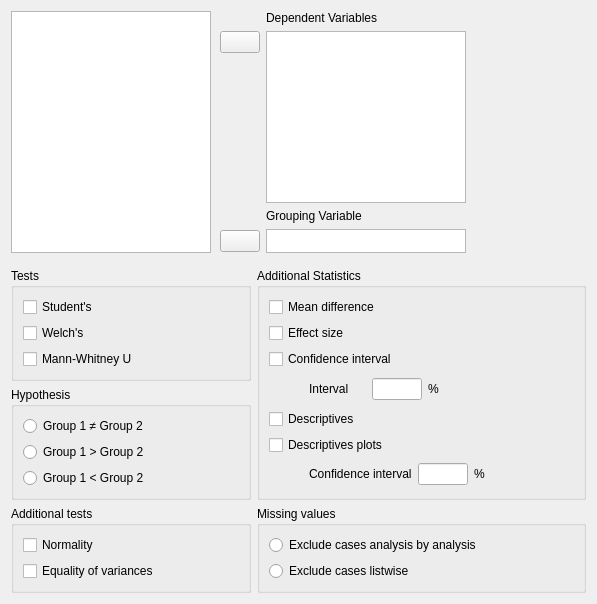
Before: the Qt Designer form JASP-Desktop/analysisforms/ttestindependentsamplesform.ui in jasp-stats/jasp-desktop, drawn with Qt 5.
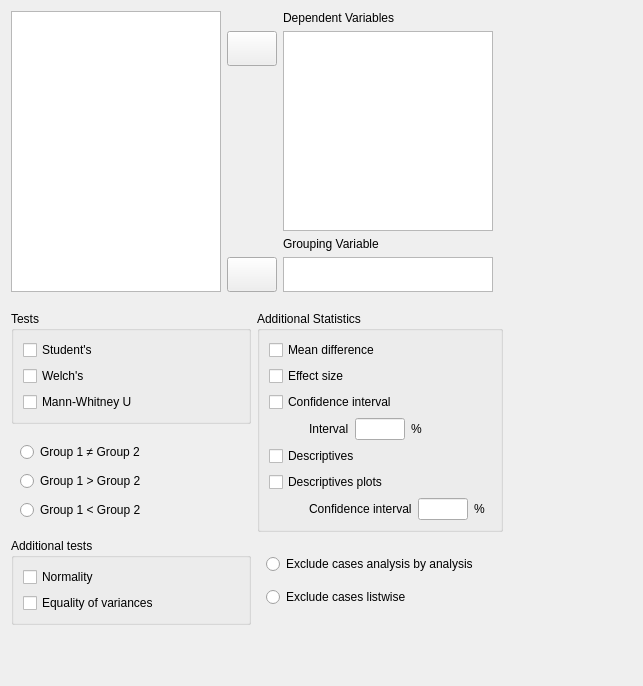
After: the same form once the commit is applied. Custom widgets are drawn as their Qt base class.

```diff
--- a/JASP-Desktop/analysisforms/ttestindependentsamplesform.ui
+++ b/JASP-Desktop/analysisforms/ttestindependentsamplesform.ui
@@ -6,29 +6,23 @@
    <rect>
     <x>0</x>
     <y>0</y>
-    <width>597</width>
-    <height>604</height>
+    <width>643</width>
+    <height>686</height>
    </rect>
   </property>
   <property name="windowTitle">
    <string>Form</string>
   </property>
-  <layout class="QGridLayout" name="gridLayout_11">
-   <item row="0" column="0" colspan="3">
-    <widget class="QWidget" name="widget" native="true">
+  <layout class="QVBoxLayout" name="verticalLayout">
+   <item>
+    <widget class="QWidget" name="horizontalWidget" native="true">
      <property name="sizePolicy">
-      <sizepolicy hsizetype="Fixed" vsizetype="Preferred">
+      <sizepolicy hsizetype="Fixed" vsizetype="Fixed">
        <horstretch>0</horstretch>
        <verstretch>0</verstretch>
       </sizepolicy>
      </property>
-     <property name="minimumSize">
-      <size>
-       <width>573</width>
-       <height>0</height>
-      </size>
-     </property>
-     <layout class="QGridLayout" name="gridLayout_10">
+     <layout class="QHBoxLayout" name="horizontalLayout">
       <property name="leftMargin">
        <number>0</number>
       </property>
@@ -38,15 +32,52 @@
       <property name="rightMargin">
        <number>0</number>
       </property>
-      <property name="horizontalSpacing">
+      <property name="bottomMargin">
        <number>0</number>
       </property>
-      <item row="0" column="1">
+      <item>
+       <widget class="AvailableFieldsListView" name="listAvailableFields">
+        <property name="sizePolicy">
+         <sizepolicy hsizetype="Fixed" vsizetype="Preferred">
+          <horstretch>0</horstretch>
+          <verstretch>0</verstretch>
+         </sizepolicy>
+        </property>
+        <property name="minimumSize">
+         <size>
+          <width>210</width>
+          <height>0</height>
+         </size>
+        </property>
+        <property name="maximumSize">
+         <size>
+          <width>210</width>
+          <height>16777215</height>
+         </size>
+        </property>
+        <property name="selectionMode">
+         <enum>QAbstractItemView::ExtendedSelection</enum>
+        </property>
+       </widget>
+      </item>
+      <item>
        <widget class="QWidget" name="widget_7" native="true">
+        <property name="sizePolicy">
+         <sizepolicy hsizetype="Preferred" vsizetype="Preferred">
+          <horstretch>0</horstretch>
+          <verstretch>0</verstretch>
+         </sizepolicy>
+        </property>
         <layout class="QGridLayout" name="gridLayout_8">
+         <property name="leftMargin">
+          <number>0</number>
+         </property>
          <property name="topMargin">
           <number>0</number>
          </property>
+         <property name="rightMargin">
+          <number>0</number>
+         </property>
          <property name="bottomMargin">
           <number>0</number>
          </property>
@@ -55,16 +86,22 @@
          </property>
          <item row="1" column="0">
           <widget class="AssignButton" name="buttonAssignVariables">
+           <property name="sizePolicy">
+            <sizepolicy hsizetype="Fixed" vsizetype="Fixed">
+             <horstretch>0</horstretch>
+             <verstretch>0</verstretch>
+            </sizepolicy>
+           </property>
            <property name="minimumSize">
             <size>
-             <width>0</width>
-             <height>0</height>
+             <width>50</width>
+             <height>35</height>
             </size>
            </property>
            <property name="maximumSize">
             <size>
              <width>50</width>
-             <height>16777215</height>
+             <height>35</height>
             </size>
            </property>
            <property name="text">
@@ -74,6 +111,12 @@
          </item>
          <item row="0" column="1">
           <widget class="QLabel" name="label_4">
+           <property name="sizePolicy">
+            <sizepolicy hsizetype="Fixed" vsizetype="Fixed">
+             <horstretch>0</horstretch>
+             <verstretch>0</verstretch>
+            </sizepolicy>
+           </property>
            <property name="text">
             <string>Dependent Variables</string>
            </property>
@@ -81,20 +124,38 @@
          </item>
          <item row="7" column="1">
           <widget class="BoundListView" name="groupingVariable">
+           <property name="sizePolicy">
+            <sizepolicy hsizetype="Fixed" vsizetype="Fixed">
+             <horstretch>0</horstretch>
+             <verstretch>0</verstretch>
+            </sizepolicy>
+           </property>
            <property name="maximumSize">
             <size>
-             <width>200</width>
-             <height>24</height>
+             <width>210</width>
+             <height>35</height>
             </size>
            </property>
           </widget>
          </item>
          <item row="7" column="0">
           <widget class="AssignButton" name="buttonAssignGroupingVariable">
+           <property name="sizePolicy">
+            <sizepolicy hsizetype="Fixed" vsizetype="Fixed">
+             <horstretch>0</horstretch>
+             <verstretch>0</verstretch>
+            </sizepolicy>
+           </property>
+           <property name="minimumSize">
+            <size>
+             <width>50</width>
+             <height>35</height>
+            </size>
+           </property>
            <property name="maximumSize">
             <size>
              <width>50</width>
-             <height>16777215</height>
+             <height>35</height>
             </size>
            </property>
            <property name="text">
@@ -104,6 +165,12 @@
          </item>
          <item row="6" column="1">
           <widget class="QLabel" name="label_5">
+           <property name="sizePolicy">
+            <sizepolicy hsizetype="Fixed" vsizetype="Fixed">
+             <horstretch>0</horstretch>
+             <verstretch>0</verstretch>
+            </sizepolicy>
+           </property>
            <property name="text">
             <string>Grouping Variable</string>
            </property>
@@ -115,21 +182,21 @@
          <item row="1" column="1" rowspan="2">
           <widget class="BoundListView" name="variables">
            <property name="sizePolicy">
-            <sizepolicy hsizetype="Maximum" vsizetype="Expanding">
+            <sizepolicy hsizetype="Fixed" vsizetype="Fixed">
              <horstretch>0</horstretch>
              <verstretch>0</verstretch>
             </sizepolicy>
            </property>
            <property name="minimumSize">
             <size>
-             <width>0</width>
-             <height>0</height>
+             <width>210</width>
+             <height>200</height>
             </size>
            </property>
            <property name="maximumSize">
             <size>
-             <width>200</width>
-             <height>16777215</height>
+             <width>210</width>
+             <height>200</height>
             </size>
            </property>
            <property name="selectionMode">
@@ -140,21 +207,21 @@
         </layout>
        </widget>
       </item>
-      <item row="0" column="2">
-       <widget class="QWidget" name="widget_6" native="true">
+      <item>
+       <widget class="QWidget" name="widget" native="true">
         <property name="sizePolicy">
          <sizepolicy hsizetype="Preferred" vsizetype="Preferred">
-          <horstretch>1</horstretch>
+          <horstretch>0</horstretch>
           <verstretch>0</verstretch>
          </sizepolicy>
         </property>
         <property name="minimumSize">
          <size>
-          <width>80</width>
+          <width>120</width>
           <height>0</height>
          </size>
         </property>
-        <layout class="QVBoxLayout" name="verticalLayout_2">
+        <layout class="QGridLayout" name="gridLayout_10">
          <property name="leftMargin">
           <number>0</number>
          </property>
@@ -164,314 +231,514 @@
          <property name="rightMargin">
           <number>0</number>
          </property>
-         <property name="bottomMargin">
+         <property name="horizontalSpacing">
           <number>0</number>
          </property>
         </layout>
        </widget>
       </item>
+     </layout>
+    </widget>
+   </item>
+   <item>
+    <widget class="QWidget" name="gridWidget" native="true">
+     <property name="sizePolicy">
+      <sizepolicy hsizetype="Fixed" vsizetype="Fixed">
+       <horstretch>0</horstretch>
+       <verstretch>0</verstretch>
+      </sizepolicy>
+     </property>
+     <layout class="QGridLayout" name="gridLayout">
+      <property name="leftMargin">
+       <number>0</number>
+      </property>
+      <property name="topMargin">
+       <number>13</number>
+      </property>
+      <property name="rightMargin">
+       <number>0</number>
+      </property>
+      <property name="bottomMargin">
+       <number>0</number>
+      </property>
       <item row="0" column="0">
-       <widget class="AvailableFieldsListView" name="listAvailableFields">
+       <widget class="GroupBox" name="tests">
         <property name="sizePolicy">
-         <sizepolicy hsizetype="Expanding" vsizetype="Expanding">
+         <sizepolicy hsizetype="Preferred" vsizetype="Preferred">
           <horstretch>0</horstretch>
           <verstretch>0</verstretch>
          </sizepolicy>
         </property>
-        <property name="minimumSize">
-         <size>
-          <width>0</width>
-          <height>200</height>
-         </size>
+        <property name="title">
+         <string>Tests</string>
         </property>
-        <property name="maximumSize">
-         <size>
-          <width>200</width>
-          <height>16777215</height>
-         </size>
-        </property>
-        <property name="selectionMode">
-         <enum>QAbstractItemView::ExtendedSelection</enum>
-        </property>
+        <layout class="QGridLayout" name="gridLayout_7">
+         <item row="1" column="0">
+          <widget class="BoundCheckBox" name="welchs">
+           <property name="sizePolicy">
+            <sizepolicy hsizetype="Fixed" vsizetype="Fixed">
+             <horstretch>0</horstretch>
+             <verstretch>0</verstretch>
+            </sizepolicy>
+           </property>
+           <property name="text">
+            <string>Welch's</string>
+           </property>
+          </widget>
+         </item>
+         <item row="0" column="0">
+          <widget class="BoundCheckBox" name="students">
+           <property name="sizePolicy">
+            <sizepolicy hsizetype="Fixed" vsizetype="Fixed">
+             <horstretch>0</horstretch>
+             <verstretch>0</verstretch>
+            </sizepolicy>
+           </property>
+           <property name="text">
+            <string>Student's</string>
+           </property>
+          </widget>
+         </item>
+         <item row="2" column="0">
+          <widget class="BoundCheckBox" name="mannWhitneyU">
+           <property name="sizePolicy">
+            <sizepolicy hsizetype="Fixed" vsizetype="Fixed">
+             <horstretch>0</horstretch>
+             <verstretch>0</verstretch>
+            </sizepolicy>
+           </property>
+           <property name="text">
+            <string>Mann-Whitney U</string>
+           </property>
+          </widget>
+         </item>
+         <item row="0" column="1" rowspan="3">
+          <spacer name="horizontalSpacer">
+           <property name="orientation">
+            <enum>Qt::Horizontal</enum>
+           </property>
+           <property name="sizeHint" stdset="0">
+            <size>
+             <width>5</width>
+             <height>20</height>
+            </size>
+           </property>
+          </spacer>
+         </item>
+        </layout>
        </widget>
       </item>
-     </layout>
-    </widget>
-   </item>
-   <item row="5" column="1" colspan="2">
-    <widget class="BoundGroupBox" name="missingValues">
-     <property name="title">
-      <string>Missing values</string>
-     </property>
-     <property name="flat">
-      <bool>false</bool>
-     </property>
-     <layout class="QGridLayout" name="gridLayout_6">
-      <item row="0" column="0">
-       <widget class="QRadioButton" name="_1excludeAnalysisByAnalysis">
-        <property name="text">
-         <string>Exclude cases analysis by analysis</string>
+      <item row="2" column="0">
+       <widget class="GroupBox" name="groupBox">
+        <property name="sizePolicy">
+         <sizepolicy hsizetype="Preferred" vsizetype="Preferred">
+          <horstretch>0</horstretch>
+          <verstretch>0</verstretch>
+         </sizepolicy>
         </property>
-       </widget>
-      </item>
-      <item row="1" column="0">
-       <widget class="QRadioButton" name="_2excludeListwise">
-        <property name="text">
-         <string>Exclude cases listwise</string>
+        <property name="title">
+         <string>Additional tests</string>
         </property>
+        <layout class="QGridLayout" name="gridLayout_9">
+         <item row="1" column="0">
+          <widget class="BoundCheckBox" name="equalityOfVariancesTests">
+           <property name="sizePolicy">
+            <sizepolicy hsizetype="Fixed" vsizetype="Fixed">
+             <horstretch>0</horstretch>
+             <verstretch>0</verstretch>
+            </sizepolicy>
+           </property>
+           <property name="text">
+            <string>Equality of variances</string>
+           </property>
+          </widget>
+         </item>
+         <item row="0" column="0">
+          <widget class="BoundCheckBox" name="normalityTests">
+           <property name="sizePolicy">
+            <sizepolicy hsizetype="Fixed" vsizetype="Fixed">
+             <horstretch>0</horstretch>
+             <verstretch>0</verstretch>
+            </sizepolicy>
+           </property>
+           <property name="text">
+            <string>Normality</string>
+           </property>
+          </widget>
+         </item>
+         <item row="0" column="1" rowspan="2">
+          <spacer name="horizontalSpacer_3">
+           <property name="orientation">
+            <enum>Qt::Horizontal</enum>
+           </property>
+           <property name="sizeHint" stdset="0">
+            <size>
+             <width>5</width>
+             <height>20</height>
+            </size>
+           </property>
+          </spacer>
+         </item>
+        </layout>
        </widget>
       </item>
-     </layout>
-    </widget>
-   </item>
-   <item row="5" column="0">
-    <widget class="GroupBox" name="groupBox">
-     <property name="title">
-      <string>Additional tests</string>
-     </property>
-     <layout class="QGridLayout" name="gridLayout_9">
-      <item row="0" column="0">
-       <widget class="BoundCheckBox" name="normalityTests">
-        <property name="text">
-         <string>Normality</string>
-        </property>
-       </widget>
-      </item>
       <item row="1" column="0">
-       <widget class="BoundCheckBox" name="equalityOfVariancesTests">
-        <property name="text">
-         <string>Equality of variances</string>
+       <widget class="BoundGroupBox" name="hypothesis" native="true">
+        <property name="sizePolicy">
+         <sizepolicy hsizetype="Preferred" vsizetype="Preferred">
+          <horstretch>0</horstretch>
+          <verstretch>0</verstretch>
+         </sizepolicy>
         </property>
-       </widget>
-      </item>
-     </layout>
-    </widget>
-   </item>
-   <item row="1" column="1" rowspan="4" colspan="2">
-    <widget class="GroupBox" name="groupBox_7">
-     <property name="title">
-      <string>Additional Statistics</string>
-     </property>
-     <layout class="QGridLayout" name="gridLayout_3">
-      <item row="4" column="0" colspan="2">
-       <widget class="BoundCheckBox" name="descriptives">
-        <property name="text">
-         <string>Descriptives</string>
+        <property name="minimumSize">
+         <size>
+          <width>240</width>
+          <height>0</height>
+         </size>
         </property>
-       </widget>
-      </item>
-      <item row="3" column="0" colspan="2">
-       <widget class="QWidget" name="widget_4" native="true">
-        <layout class="QGridLayout" name="gridLayout_2">
-         <property name="leftMargin">
-          <number>40</number>
-         </property>
-         <property name="topMargin">
-          <number>0</number>
-         </property>
-         <property name="rightMargin">
-          <number>0</number>
-         </property>
-         <property name="bottomMargin">
-          <number>0</number>
-         </property>
-         <item row="0" column="0">
-          <widget class="QLabel" name="label">
+        <property name="title" stdset="0">
+         <string>Hypothesis</string>
+        </property>
+        <layout class="QGridLayout" name="gridLayout_5">
+         <item row="1" column="0">
+          <widget class="QRadioButton" name="_2groupOneGreater">
+           <property name="sizePolicy">
+            <sizepolicy hsizetype="Fixed" vsizetype="Fixed">
+             <horstretch>0</horstretch>
+             <verstretch>0</verstretch>
+            </sizepolicy>
+           </property>
            <property name="text">
-            <string>Interval</string>
+            <string>Group 1 &gt; Group 2</string>
            </property>
           </widget>
          </item>
-         <item row="0" column="1">
-          <widget class="BoundTextBox" name="confidenceIntervalInterval">
+         <item row="2" column="0">
+          <widget class="QRadioButton" name="_3groupTwoGreater">
            <property name="sizePolicy">
-            <sizepolicy hsizetype="Preferred" vsizetype="Fixed">
+            <sizepolicy hsizetype="Fixed" vsizetype="Fixed">
              <horstretch>0</horstretch>
              <verstretch>0</verstretch>
             </sizepolicy>
            </property>
-           <property name="maximumSize">
-            <size>
-             <width>50</width>
-             <height>16777215</height>
-            </size>
+           <property name="text">
+            <string>Group 1 &lt; Group 2</string>
            </property>
           </widget>
          </item>
-         <item row="0" column="2">
-          <widget class="QLabel" name="label_2">
+         <item row="0" column="0">
+          <widget class="QRadioButton" name="_1notEqual">
+           <property name="sizePolicy">
+            <sizepolicy hsizetype="Fixed" vsizetype="Fixed">
+             <horstretch>0</horstretch>
+             <verstretch>0</verstretch>
+            </sizepolicy>
+           </property>
            <property name="text">
-            <string>%</string>
+            <string>Group 1 ≠ Group 2</string>
            </property>
           </widget>
          </item>
+         <item row="0" column="1" rowspan="3">
+          <spacer name="horizontalSpacer_2">
+           <property name="orientation">
+            <enum>Qt::Horizontal</enum>
+           </property>
+           <property name="sizeHint" stdset="0">
+            <size>
+             <width>5</width>
+             <height>20</height>
+            </size>
+           </property>
+          </spacer>
+         </item>
         </layout>
        </widget>
       </item>
-      <item row="6" column="0" colspan="2">
-       <widget class="QWidget" name="widget_3" native="true">
-        <layout class="QGridLayout" name="gridLayout_4">
-         <property name="leftMargin">
-          <number>40</number>
-         </property>
-         <property name="topMargin">
-          <number>0</number>
-         </property>
-         <property name="rightMargin">
-          <number>0</number>
-         </property>
-         <property name="bottomMargin">
-          <number>0</number>
-         </property>
+      <item row="2" column="1">
+       <widget class="BoundGroupBox" name="missingValues" native="true">
+        <property name="sizePolicy">
+         <sizepolicy hsizetype="Preferred" vsizetype="Preferred">
+          <horstretch>0</horstretch>
+          <verstretch>0</verstretch>
+         </sizepolicy>
+        </property>
+        <property name="title" stdset="0">
+         <string>Missing values</string>
+        </property>
+        <property name="flat" stdset="0">
+         <bool>false</bool>
+        </property>
+        <layout class="QGridLayout" name="gridLayout_6">
+         <item row="0" column="0">
+          <widget class="QRadioButton" name="_1excludeAnalysisByAnalysis">
+           <property name="sizePolicy">
+            <sizepolicy hsizetype="Fixed" vsizetype="Fixed">
+             <horstretch>0</horstretch>
+             <verstretch>0</verstretch>
+            </sizepolicy>
+           </property>
+           <property name="text">
+            <string>Exclude cases analysis by analysis</string>
+           </property>
+          </widget>
+         </item>
+         <item row="1" column="0">
+          <widget class="QRadioButton" name="_2excludeListwise">
+           <property name="sizePolicy">
+            <sizepolicy hsizetype="Fixed" vsizetype="Fixed">
+             <horstretch>0</horstretch>
+             <verstretch>0</verstretch>
+            </sizepolicy>
+           </property>
+           <property name="text">
+            <string>Exclude cases listwise</string>
+           </property>
+          </widget>
+         </item>
          <item row="0" column="1">
-          <widget class="BoundTextBox" name="descriptivesPlotsConfidenceInterval">
-           <property name="maximumSize">
+          <spacer name="horizontalSpacer_4">
+           <property name="orientation">
+            <enum>Qt::Horizontal</enum>
+           </property>
+           <property name="sizeHint" stdset="0">
             <size>
-             <width>50</width>
-             <height>16777215</height>
+             <width>5</width>
+             <height>20</height>
             </size>
            </property>
+          </spacer>
+         </item>
+        </layout>
+       </widget>
+      </item>
+      <item row="0" column="1" rowspan="2">
+       <widget class="GroupBox" name="groupBox_7">
+        <property name="sizePolicy">
+         <sizepolicy hsizetype="Preferred" vsizetype="Preferred">
+          <horstretch>0</horstretch>
+          <verstretch>0</verstretch>
+         </sizepolicy>
+        </property>
+        <property name="title">
+         <string>Additional Statistics</string>
+        </property>
+        <layout class="QGridLayout" name="gridLayout_3">
+         <item row="0" column="0" colspan="3">
+          <widget class="BoundCheckBox" name="meanDifference">
+           <property name="sizePolicy">
+            <sizepolicy hsizetype="Fixed" vsizetype="Fixed">
+             <horstretch>0</horstretch>
+             <verstretch>0</verstretch>
+            </sizepolicy>
+           </property>
+           <property name="text">
+            <string>Mean difference</string>
+           </property>
           </widget>
          </item>
-         <item row="0" column="0">
-          <widget class="QLabel" name="label_3">
+         <item row="5" column="0">
+          <widget class="BoundCheckBox" name="descriptivesPlots">
+           <property name="sizePolicy">
+            <sizepolicy hsizetype="Fixed" vsizetype="Fixed">
+             <horstretch>0</horstretch>
+             <verstretch>0</verstretch>
+            </sizepolicy>
+           </property>
+           <property name="text">
+            <string>Descriptives plots</string>
+           </property>
+          </widget>
+         </item>
+         <item row="2" column="0" colspan="3">
+          <widget class="BoundCheckBox" name="confidenceInterval">
+           <property name="sizePolicy">
+            <sizepolicy hsizetype="Fixed" vsizetype="Fixed">
+             <horstretch>0</horstretch>
+             <verstretch>0</verstretch>
+            </sizepolicy>
+           </property>
            <property name="text">
             <string>Confidence interval</string>
            </property>
           </widget>
          </item>
-         <item row="0" column="2">
-          <widget class="QLabel" name="label_6">
+         <item row="1" column="0">
+          <widget class="BoundCheckBox" name="effectSize">
+           <property name="sizePolicy">
+            <sizepolicy hsizetype="Fixed" vsizetype="Fixed">
+             <horstretch>0</horstretch>
+             <verstretch>0</verstretch>
+            </sizepolicy>
+           </property>
            <property name="text">
-            <string>%</string>
+            <string>Effect size</string>
            </property>
           </widget>
          </item>
+         <item row="4" column="0" colspan="2">
+          <widget class="BoundCheckBox" name="descriptives">
+           <property name="sizePolicy">
+            <sizepolicy hsizetype="Fixed" vsizetype="Fixed">
+             <horstretch>0</horstretch>
+             <verstretch>0</verstretch>
+            </sizepolicy>
+           </property>
+           <property name="text">
+            <string>Descriptives</string>
+           </property>
+          </widget>
+         </item>
+         <item row="6" column="0" colspan="2">
+          <widget class="QWidget" name="widget_3" native="true">
+           <property name="sizePolicy">
+            <sizepolicy hsizetype="Fixed" vsizetype="Fixed">
+             <horstretch>0</horstretch>
+             <verstretch>0</verstretch>
+            </sizepolicy>
+           </property>
+           <layout class="QGridLayout" name="gridLayout_4">
+            <property name="leftMargin">
+             <number>40</number>
+            </property>
+            <property name="topMargin">
+             <number>0</number>
+            </property>
+            <property name="rightMargin">
+             <number>0</number>
+            </property>
+            <property name="bottomMargin">
+             <number>0</number>
+            </property>
+            <item row="0" column="1">
+             <widget class="BoundTextBox" name="descriptivesPlotsConfidenceInterval">
+              <property name="sizePolicy">
+               <sizepolicy hsizetype="Fixed" vsizetype="Fixed">
+                <horstretch>0</horstretch>
+                <verstretch>0</verstretch>
+               </sizepolicy>
+              </property>
+              <property name="maximumSize">
+               <size>
+                <width>50</width>
+                <height>16777215</height>
+               </size>
+              </property>
+             </widget>
+            </item>
+            <item row="0" column="0">
+             <widget class="QLabel" name="label_3">
+              <property name="sizePolicy">
+               <sizepolicy hsizetype="Fixed" vsizetype="Fixed">
+                <horstretch>0</horstretch>
+                <verstretch>0</verstretch>
+               </sizepolicy>
+              </property>
+              <property name="text">
+               <string>Confidence interval</string>
+              </property>
+             </widget>
+            </item>
+            <item row="0" column="2">
+             <widget class="QLabel" name="label_6">
+              <property name="sizePolicy">
+               <sizepolicy hsizetype="Fixed" vsizetype="Fixed">
+                <horstretch>0</horstretch>
+                <verstretch>0</verstretch>
+               </sizepolicy>
+              </property>
+              <property name="text">
+               <string>%</string>
+              </property>
+             </widget>
+            </item>
+           </layout>
+          </widget>
+         </item>
+         <item row="3" column="0" colspan="2">
+          <widget class="QWidget" name="widget_4" native="true">
+           <property name="sizePolicy">
+            <sizepolicy hsizetype="Fixed" vsizetype="Fixed">
+             <horstretch>0</horstretch>
+             <verstretch>0</verstretch>
+            </sizepolicy>
+           </property>
+           <layout class="QGridLayout" name="gridLayout_2">
+            <property name="leftMargin">
+             <number>40</number>
+            </property>
+            <property name="topMargin">
+             <number>0</number>
+            </property>
+            <property name="rightMargin">
+             <number>0</number>
+            </property>
+            <property name="bottomMargin">
+             <number>0</number>
+            </property>
+            <item row="0" column="2">
+             <widget class="QLabel" name="label_2">
+              <property name="sizePolicy">
+               <sizepolicy hsizetype="Fixed" vsizetype="Fixed">
+                <horstretch>0</horstretch>
+                <verstretch>0</verstretch>
+               </sizepolicy>
+              </property>
+              <property name="text">
+               <string>%</string>
+              </property>
+             </widget>
+            </item>
+            <item row="0" column="0">
+             <widget class="QLabel" name="label">
+              <property name="sizePolicy">
+               <sizepolicy hsizetype="Fixed" vsizetype="Fixed">
+                <horstretch>0</horstretch>
+                <verstretch>0</verstretch>
+               </sizepolicy>
+              </property>
+              <property name="text">
+               <string>Interval</string>
+              </property>
+             </widget>
+            </item>
+            <item row="0" column="1">
+             <widget class="BoundTextBox" name="confidenceIntervalInterval">
+              <property name="sizePolicy">
+               <sizepolicy hsizetype="Fixed" vsizetype="Fixed">
+                <horstretch>0</horstretch>
+                <verstretch>0</verstretch>
+               </sizepolicy>
+              </property>
+              <property name="maximumSize">
+               <size>
+                <width>50</width>
+                <height>16777215</height>
+               </size>
+              </property>
+             </widget>
+            </item>
+           </layout>
+          </widget>
+         </item>
         </layout>
        </widget>
       </item>
-      <item row="0" column="0" colspan="3">
-       <widget class="BoundCheckBox" name="meanDifference">
-        <property name="text">
-         <string>Mean difference</string>
-        </property>
-       </widget>
-      </item>
-      <item row="5" column="0">
-       <widget class="BoundCheckBox" name="descriptivesPlots">
-        <property name="text">
-         <string>Descriptives plots</string>
-        </property>
-       </widget>
-      </item>
-      <item row="1" column="0">
-       <widget class="BoundCheckBox" name="effectSize">
-        <property name="text">
-         <string>Effect size</string>
-        </property>
-       </widget>
-      </item>
-      <item row="2" column="0" colspan="3">
-       <widget class="BoundCheckBox" name="confidenceInterval">
-        <property name="text">
-         <string>Confidence interval</string>
-        </property>
-       </widget>
-      </item>
-      <item row="3" column="3">
-       <spacer name="horizontalSpacer">
-        <property name="orientation">
-         <enum>Qt::Horizontal</enum>
-        </property>
-        <property name="sizeHint" stdset="0">
-         <size>
-          <width>40</width>
-          <height>20</height>
-         </size>
-        </property>
-       </spacer>
-      </item>
-      <item row="6" column="3">
-       <spacer name="horizontalSpacer_2">
-        <property name="orientation">
-         <enum>Qt::Horizontal</enum>
-        </property>
-        <property name="sizeHint" stdset="0">
-         <size>
-          <width>40</width>
-          <height>20</height>
-         </size>
-        </property>
-       </spacer>
-      </item>
      </layout>
     </widget>
    </item>
-   <item row="1" column="0" rowspan="2">
-    <widget class="GroupBox" name="tests">
-     <property name="title">
-      <string>Tests</string>
+   <item>
+    <spacer name="verticalSpacer">
+     <property name="orientation">
+      <enum>Qt::Vertical</enum>
      </property>
-     <layout class="QGridLayout" name="gridLayout_7">
-      <item row="2" column="0">
-       <widget class="BoundCheckBox" name="mannWhitneyU">
-        <property name="text">
-         <string>Mann-Whitney U</string>
-        </property>
-       </widget>
-      </item>
-      <item row="1" column="0">
-       <widget class="BoundCheckBox" name="welchs">
-        <property name="text">
-         <string>Welch's</string>
-        </property>
-       </widget>
-      </item>
-      <item row="0" column="0">
-       <widget class="BoundCheckBox" name="students">
-        <property name="text">
-         <string>Student's</string>
-        </property>
-       </widget>
-      </item>
-     </layout>
-    </widget>
-   </item>
-   <item row="3" column="0" rowspan="2">
-    <widget class="BoundGroupBox" name="hypothesis">
-     <property name="minimumSize">
+     <property name="sizeHint" stdset="0">
       <size>
-       <width>240</width>
-       <height>0</height>
+       <width>20</width>
+       <height>40</height>
       </size>
      </property>
-     <property name="title">
-      <string>Hypothesis</string>
-     </property>
-     <layout class="QGridLayout" name="gridLayout_5">
-      <item row="1" column="0">
-       <widget class="QRadioButton" name="_2groupOneGreater">
-        <property name="text">
-         <string>Group 1 &gt; Group 2</string>
-        </property>
-       </widget>
-      </item>
-      <item row="2" column="0">
-       <widget class="QRadioButton" name="_3groupTwoGreater">
-        <property name="text">
-         <string>Group 1 &lt; Group 2</string>
-        </property>
-       </widget>
-      </item>
-      <item row="0" column="0">
-       <widget class="QRadioButton" name="_1notEqual">
-        <property name="text">
-         <string>Group 1 ≠ Group 2</string>
-        </property>
-       </widget>
-      </item>
-     </layout>
-    </widget>
+    </spacer>
    </item>
   </layout>
  </widget>
@@ -509,7 +776,7 @@
   </customwidget>
   <customwidget>
    <class>BoundGroupBox</class>
-   <extends>QGroupBox</extends>
+   <extends>QWidget</extends>
    <header>widgets/boundgroupbox.h</header>
    <container>1</container>
   </customwidget>
```
